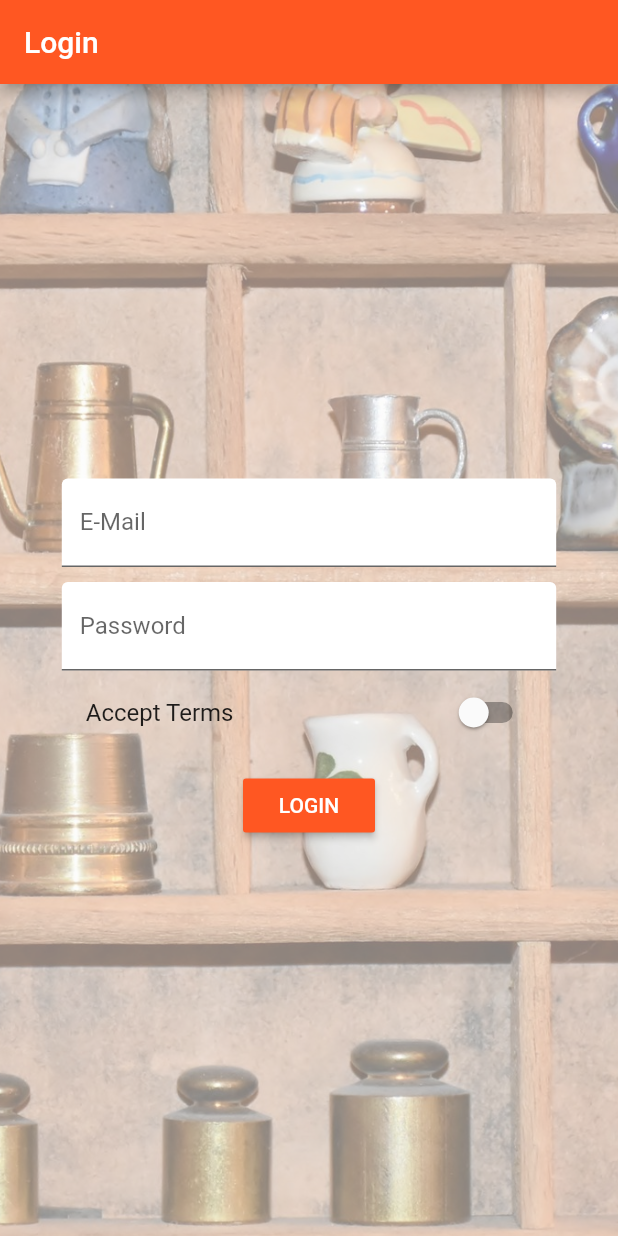
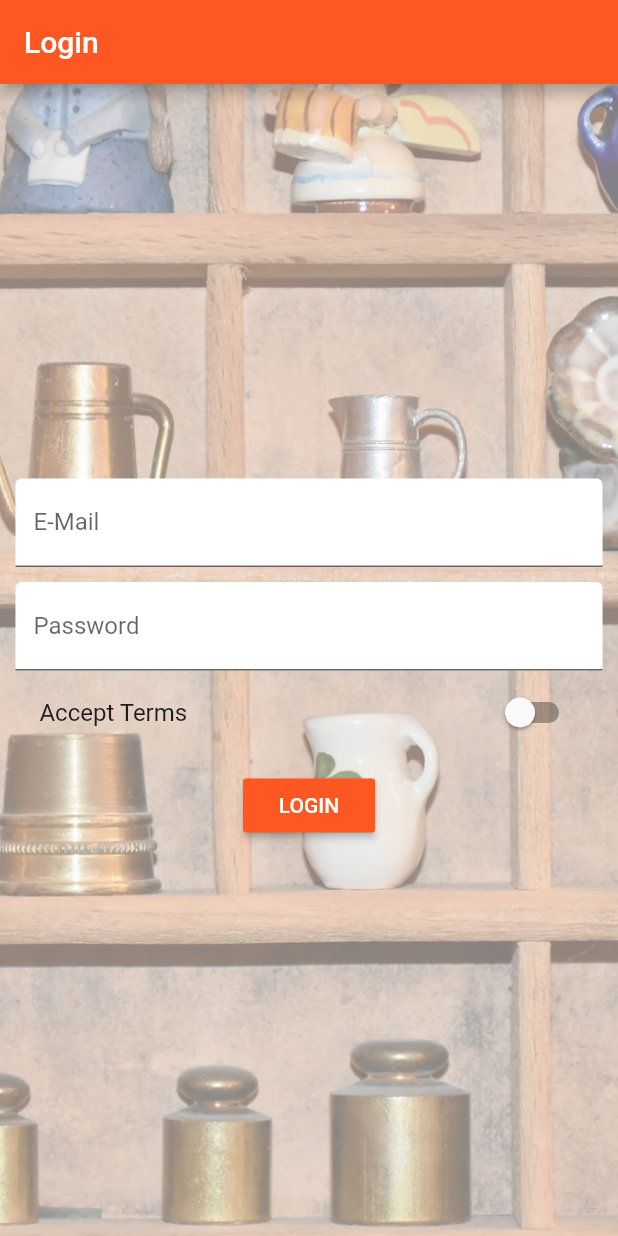
Before and after one commit to deepakpawade/shopapp, a Flutter app: the screen it shows after launch, on a phone screen of 412 x 824 dp. Run offline on Flutter 3.47's test engine with Material 2 defaults, Android fonts, the phone set to English and light mode, and no system bars.

Commit message:
Update auth.dart

```diff
--- a/lib/pages/auth.dart
+++ b/lib/pages/auth.dart
@@ -78,6 +78,8 @@ class _AuthState extends State<Auth> {
 
   @override
   Widget build(BuildContext context) {
+    final double deviceWidth = MediaQuery.of(context).size.width;
+    final double targetWidth = deviceWidth > 550.0 ? 500.0 : deviceWidth * 0.95; //if device width is greater than 550.0 pixels then 500.0 pixels else 95% of device's width
     return Scaffold(
       appBar: AppBar(
         title: Text('Login'),
@@ -88,7 +90,7 @@ class _AuthState extends State<Auth> {
         child: Center(
           child: SingleChildScrollView(
             child: Container(
-              width: MediaQuery.of(context).size.width*0.8,  //always set the width equal to 80% of the width of device screen
+              width: targetWidth,
               child: Column(
                 children: <Widget>[
                   _buildEmailAddress(),
```
